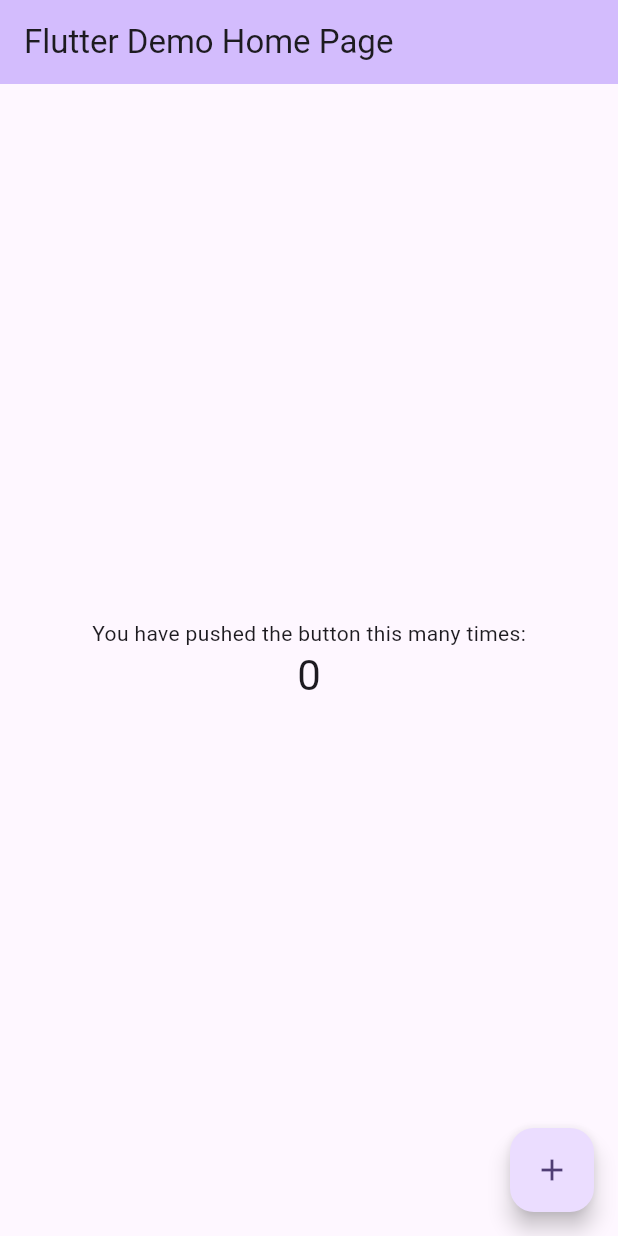
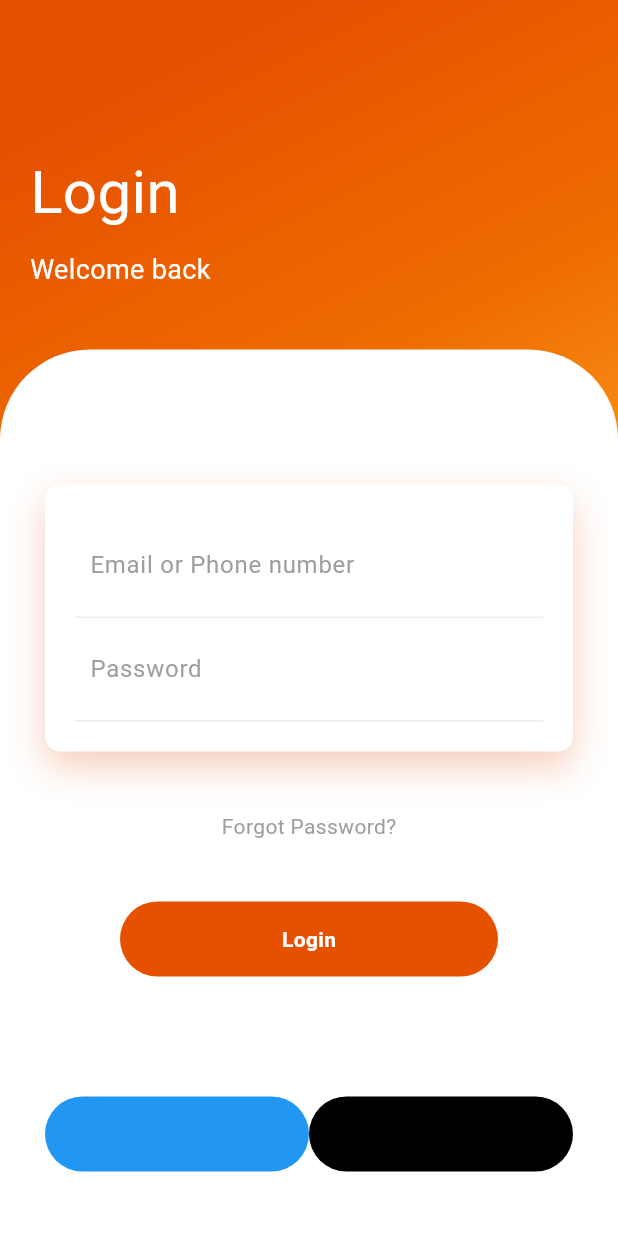
Before and after one commit to jahanzebnaeem/login_sample_orange, a Flutter app: the screen it shows after launch, on a phone screen of 412 x 824 dp. Run offline on Flutter 3.47's test engine with Material 3 defaults, Android fonts, the phone set to English and light mode, and no system bars.

Commit message:
Synching (#1)
* Update main.dart and widget_test.dart

Started the design by updating main.dart and widget_test.dart has the updated project name.

* Update main.dart

Updated the main.dart by refining the design further by adding the fields.

```diff
--- a/lib/main.dart
+++ b/lib/main.dart
@@ -1,122 +1,165 @@
 import 'package:flutter/material.dart';
 
 void main() {
-  runApp(const MyApp());
+  runApp(MaterialApp(debugShowCheckedModeBanner: false, home: HomePage()));
 }
 
-class MyApp extends StatelessWidget {
-  const MyApp({super.key});
-
-  // This widget is the root of your application.
-  @override
-  Widget build(BuildContext context) {
-    return MaterialApp(
-      title: 'Flutter Demo',
-      theme: ThemeData(
-        // This is the theme of your application.
-        //
-        // TRY THIS: Try running your application with "flutter run". You'll see
-        // the application has a purple toolbar. Then, without quitting the app,
-        // try changing the seedColor in the colorScheme below to Colors.green
-        // and then invoke "hot reload" (save your changes or press the "hot
-        // reload" button in a Flutter-supported IDE, or press "r" if you used
-        // the command line to start the app).
-        //
-        // Notice that the counter didn't reset back to zero; the application
-        // state is not lost during the reload. To reset the state, use hot
-        // restart instead.
-        //
-        // This works for code too, not just values: Most code changes can be
-        // tested with just a hot reload.
-        colorScheme: ColorScheme.fromSeed(seedColor: Colors.deepPurple),
-      ),
-      home: const MyHomePage(title: 'Flutter Demo Home Page'),
-    );
-  }
-}
-
-class MyHomePage extends StatefulWidget {
-  const MyHomePage({super.key, required this.title});
-
-  // This widget is the home page of your application. It is stateful, meaning
-  // that it has a State object (defined below) that contains fields that affect
-  // how it looks.
-
-  // This class is the configuration for the state. It holds the values (in this
-  // case the title) provided by the parent (in this case the App widget) and
-  // used by the build method of the State. Fields in a Widget subclass are
-  // always marked "final".
-
-  final String title;
-
-  @override
-  State<MyHomePage> createState() => _MyHomePageState();
-}
-
-class _MyHomePageState extends State<MyHomePage> {
-  int _counter = 0;
-
-  void _incrementCounter() {
-    setState(() {
-      // This call to setState tells the Flutter framework that something has
-      // changed in this State, which causes it to rerun the build method below
-      // so that the display can reflect the updated values. If we changed
-      // _counter without calling setState(), then the build method would not be
-      // called again, and so nothing would appear to happen.
-      _counter++;
-    });
-  }
+class HomePage extends StatelessWidget {
+  const HomePage({super.key});
 
   @override
   Widget build(BuildContext context) {
-    // This method is rerun every time setState is called, for instance as done
-    // by the _incrementCounter method above.
-    //
-    // The Flutter framework has been optimized to make rerunning build methods
-    // fast, so that you can just rebuild anything that needs updating rather
-    // than having to individually change instances of widgets.
     return Scaffold(
-      appBar: AppBar(
-        // TRY THIS: Try changing the color here to a specific color (to
-        // Colors.amber, perhaps?) and trigger a hot reload to see the AppBar
-        // change color while the other colors stay the same.
-        backgroundColor: Theme.of(context).colorScheme.inversePrimary,
-        // Here we take the value from the MyHomePage object that was created by
-        // the App.build method, and use it to set our appbar title.
-        title: Text(widget.title),
-      ),
-      body: Center(
-        // Center is a layout widget. It takes a single child and positions it
-        // in the middle of the parent.
+      body: Container(
+        width: double.infinity,
+        decoration: BoxDecoration(
+          gradient: LinearGradient(
+            begin: AlignmentGeometry.topCenter,
+            colors: [
+              Colors.orange[900]!,
+              Colors.orange[800]!,
+              Colors.orange[400]!,
+            ],
+          ),
+        ),
         child: Column(
-          // Column is also a layout widget. It takes a list of children and
-          // arranges them vertically. By default, it sizes itself to fit its
-          // children horizontally, and tries to be as tall as its parent.
-          //
-          // Column has various properties to control how it sizes itself and
-          // how it positions its children. Here we use mainAxisAlignment to
-          // center the children vertically; the main axis here is the vertical
-          // axis because Columns are vertical (the cross axis would be
-          // horizontal).
-          //
-          // TRY THIS: Invoke "debug painting" (choose the "Toggle Debug Paint"
-          // action in the IDE, or press "p" in the console), to see the
-          // wireframe for each widget.
-          mainAxisAlignment: MainAxisAlignment.center,
+          crossAxisAlignment: CrossAxisAlignment.start,
           children: <Widget>[
-            const Text('You have pushed the button this many times:'),
-            Text(
-              '$_counter',
-              style: Theme.of(context).textTheme.headlineMedium,
+            SizedBox(height: 80),
+            Padding(
+              padding: EdgeInsets.all(20),
+              child: Column(
+                crossAxisAlignment: CrossAxisAlignment.start,
+                children: <Widget>[
+                  Text(
+                    'Login',
+                    style: TextStyle(color: Colors.white, fontSize: 40),
+                  ),
+                  SizedBox(height: 10),
+                  Text(
+                    'Welcome back',
+                    style: TextStyle(color: Colors.white, fontSize: 18),
+                  ),
+                ],
+              ),
+            ),
+            SizedBox(height: 20),
+            Expanded(
+              child: Container(
+                decoration: BoxDecoration(
+                  color: Colors.white,
+                  borderRadius: BorderRadius.only(
+                    topLeft: Radius.circular(60),
+                    topRight: Radius.circular(60),
+                  ),
+                ),
+                child: Padding(
+                  padding: EdgeInsets.all(30),
+                  child: Column(
+                    children: <Widget>[
+                      SizedBox(height: 60),
+                      Container(
+                        padding: EdgeInsets.all(20),
+                        decoration: BoxDecoration(
+                          color: Colors.white,
+                          borderRadius: BorderRadius.circular(10),
+                          boxShadow: [
+                            BoxShadow(
+                              color: Color.fromRGBO(225, 95, 27, 0.3),
+                              blurRadius: 20,
+                              offset: Offset(0, 10),
+                            ),
+                          ],
+                        ),
+                        child: Column(
+                          children: <Widget>[
+                            Container(
+                              padding: EdgeInsets.all(10),
+                              decoration: BoxDecoration(
+                                border: Border(
+                                  bottom: BorderSide(color: Colors.grey[200]!),
+                                ),
+                              ),
+                              child: TextField(
+                                decoration: InputDecoration(
+                                  hintText: 'Email or Phone number',
+                                  hintStyle: TextStyle(color: Colors.grey),
+                                  border: InputBorder.none,
+                                ),
+                              ),
+                            ),
+                            Container(
+                              padding: EdgeInsets.all(10),
+                              decoration: BoxDecoration(
+                                border: Border(
+                                  bottom: BorderSide(color: Colors.grey[200]!),
+                                ),
+                              ),
+                              child: TextField(
+                                decoration: InputDecoration(
+                                  hintText: 'Password',
+                                  hintStyle: TextStyle(color: Colors.grey),
+                                  border: InputBorder.none,
+                                ),
+                              ),
+                            ),
+                          ],
+                        ),
+                      ),
+                      SizedBox(height: 40),
+                      Text(
+                        'Forgot Password?',
+                        style: TextStyle(color: Colors.grey),
+                      ),
+                      SizedBox(height: 40),
+                      Container(
+                        height: 50,
+                        margin: EdgeInsets.symmetric(horizontal: 50),
+                        decoration: BoxDecoration(
+                          borderRadius: BorderRadius.circular(50),
+                          color: Colors.orange[900],
+                        ),
+                        child: Center(
+                          child: Text(
+                            'Login',
+                            style: TextStyle(
+                              color: Colors.white,
+                              fontWeight: FontWeight.bold,
+                            ),
+                          ),
+                        ),
+                      ),
+                      SizedBox(height: 80),
+                      Row(
+                        children: <Widget>[
+                          Expanded(
+                            child: Container(
+                              height: 50,
+                              decoration: BoxDecoration(
+                                borderRadius: BorderRadius.circular(50),
+                                color: Colors.blue,
+                              ),
+                            ),
+                          ),
+                          Expanded(
+                            child: Container(
+                              height: 50,
+                              decoration: BoxDecoration(
+                                borderRadius: BorderRadius.circular(50),
+                                color: Colors.black,
+                              ),
+                            ),
+                          ),
+                        ],
+                      ),
+                    ],
+                  ),
+                ),
+              ),
             ),
           ],
         ),
       ),
-      floatingActionButton: FloatingActionButton(
-        onPressed: _incrementCounter,
-        tooltip: 'Increment',
-        child: const Icon(Icons.add),
-      ), // This trailing comma makes auto-formatting nicer for build methods.
     );
   }
 }
```
Also changed, not shown: 2 other files.
